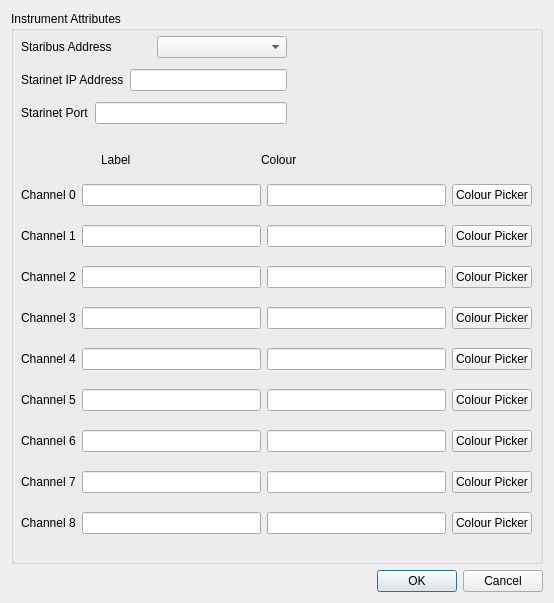
Old version of the form ui/instrumentAttributes.ui in the repository mhorn71/StarbaseMini.
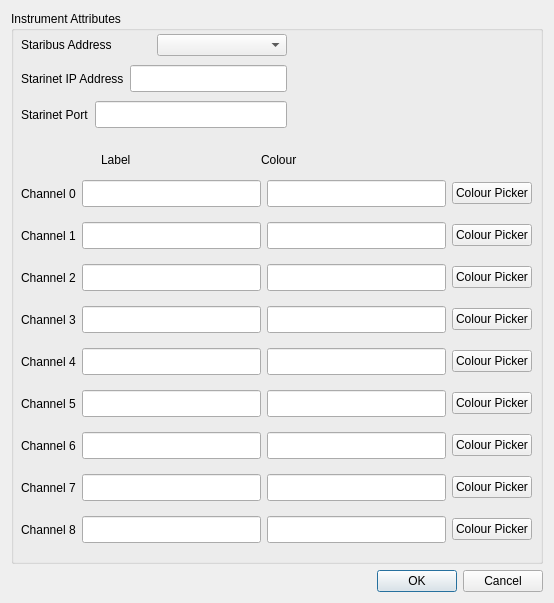
New version of the form.

Commit message: Trying to get InstrumentAttributes to display correctly across platforms.

```diff
--- a/ui/instrumentAttributes.ui
+++ b/ui/instrumentAttributes.ui
@@ -99,6 +99,12 @@
          </item>
          <item>
           <widget class="QLineEdit" name="StarinetAddressLineEdit">
+           <property name="minimumSize">
+            <size>
+             <width>129</width>
+             <height>27</height>
+            </size>
+           </property>
            <property name="maxLength">
             <number>15</number>
            </property>
@@ -117,6 +123,12 @@
          </item>
          <item>
           <widget class="QLineEdit" name="StarinetPortLineEdit">
+           <property name="minimumSize">
+            <size>
+             <width>170</width>
+             <height>27</height>
+            </size>
+           </property>
            <property name="maxLength">
             <number>5</number>
            </property>
@@ -147,6 +159,12 @@
          </item>
          <item>
           <widget class="QLineEdit" name="Chan0LabelEdit">
+           <property name="minimumSize">
+            <size>
+             <width>158</width>
+             <height>27</height>
+            </size>
+           </property>
            <property name="maxLength">
             <number>15</number>
            </property>
@@ -154,6 +172,12 @@
          </item>
          <item>
           <widget class="QLineEdit" name="Chan0ColourLineEdit">
+           <property name="minimumSize">
+            <size>
+             <width>157</width>
+             <height>27</height>
+            </size>
+           </property>
            <property name="maxLength">
             <number>7</number>
            </property>
@@ -179,6 +203,12 @@
          </item>
          <item>
           <widget class="QLineEdit" name="Chan1LabelEdit">
+           <property name="minimumSize">
+            <size>
+             <width>158</width>
+             <height>27</height>
+            </size>
+           </property>
            <property name="maxLength">
             <number>15</number>
            </property>
@@ -186,6 +216,12 @@
          </item>
          <item>
           <widget class="QLineEdit" name="Chan1ColourLineEdit">
+           <property name="minimumSize">
+            <size>
+             <width>158</width>
+             <height>27</height>
+            </size>
+           </property>
            <property name="maxLength">
             <number>7</number>
            </property>
@@ -211,6 +247,12 @@
          </item>
          <item>
           <widget class="QLineEdit" name="Chan2LabelEdit">
+           <property name="minimumSize">
+            <size>
+             <width>158</width>
+             <height>27</height>
+            </size>
+           </property>
            <property name="maxLength">
             <number>15</number>
            </property>
@@ -218,6 +260,12 @@
          </item>
          <item>
           <widget class="QLineEdit" name="Chan2ColourLineEdit">
+           <property name="minimumSize">
+            <size>
+             <width>157</width>
+             <height>27</height>
+            </size>
+           </property>
            <property name="maxLength">
             <number>7</number>
            </property>
@@ -243,6 +291,12 @@
          </item>
          <item>
           <widget class="QLineEdit" name="Chan3LabelEdit">
+           <property name="minimumSize">
+            <size>
+             <width>158</width>
+             <height>27</height>
+            </size>
+           </property>
            <property name="maxLength">
             <number>15</number>
            </property>
@@ -250,6 +304,12 @@
          </item>
          <item>
           <widget class="QLineEdit" name="Chan3ColourLineEdit">
+           <property name="minimumSize">
+            <size>
+             <width>157</width>
+             <height>27</height>
+            </size>
+           </property>
            <property name="maxLength">
             <number>7</number>
            </property>
@@ -275,6 +335,12 @@
          </item>
          <item>
           <widget class="QLineEdit" name="Chan4LabelEdit">
+           <property name="minimumSize">
+            <size>
+             <width>158</width>
+             <height>27</height>
+            </size>
+           </property>
            <property name="maxLength">
             <number>15</number>
            </property>
@@ -282,6 +348,12 @@
          </item>
          <item>
           <widget class="QLineEdit" name="Chan4ColourLineEdit">
+           <property name="minimumSize">
+            <size>
+             <width>157</width>
+             <height>27</height>
+            </size>
+           </property>
            <property name="maxLength">
             <number>7</number>
            </property>
@@ -307,6 +379,12 @@
          </item>
          <item>
           <widget class="QLineEdit" name="Chan5LabelEdit">
+           <property name="minimumSize">
+            <size>
+             <width>158</width>
+             <height>27</height>
+            </size>
+           </property>
            <property name="maxLength">
             <number>15</number>
            </property>
@@ -314,6 +392,12 @@
          </item>
          <item>
           <widget class="QLineEdit" name="Chan5ColourLineEdit">
+           <property name="minimumSize">
+            <size>
+             <width>157</width>
+             <height>27</height>
+            </size>
+           </property>
            <property name="maxLength">
             <number>7</number>
            </property>
@@ -339,6 +423,12 @@
          </item>
          <item>
           <widget class="QLineEdit" name="Chan6LabelEdit">
+           <property name="minimumSize">
+            <size>
+             <width>158</width>
+             <height>27</height>
+            </size>
+           </property>
            <property name="maxLength">
             <number>15</number>
            </property>
@@ -346,6 +436,12 @@
          </item>
          <item>
           <widget class="QLineEdit" name="Chan6ColourLineEdit">
+           <property name="minimumSize">
+            <size>
+             <width>157</width>
+             <height>27</height>
+            </size>
+           </property>
            <property name="maxLength">
             <number>7</number>
            </property>
@@ -371,6 +467,12 @@
          </item>
          <item>
           <widget class="QLineEdit" name="Chan7LabelEdit">
+           <property name="minimumSize">
+            <size>
+             <width>158</width>
+             <height>27</height>
+            </size>
+           </property>
            <property name="maxLength">
             <number>15</number>
            </property>
@@ -378,6 +480,12 @@
          </item>
          <item>
           <widget class="QLineEdit" name="Chan7ColourLineEdit">
+           <property name="minimumSize">
+            <size>
+             <width>157</width>
+             <height>27</height>
+            </size>
+           </property>
            <property name="maxLength">
             <number>7</number>
            </property>
@@ -403,6 +511,12 @@
          </item>
          <item>
           <widget class="QLineEdit" name="Chan8LabelEdit">
+           <property name="minimumSize">
+            <size>
+             <width>158</width>
+             <height>27</height>
+            </size>
+           </property>
            <property name="maxLength">
             <number>15</number>
            </property>
@@ -410,6 +524,12 @@
          </item>
          <item>
           <widget class="QLineEdit" name="Chan8ColourLineEdit">
+           <property name="minimumSize">
+            <size>
+             <width>157</width>
+             <height>27</height>
+            </size>
+           </property>
            <property name="maxLength">
             <number>7</number>
            </property>
```
The commit also changes 1 other file.
